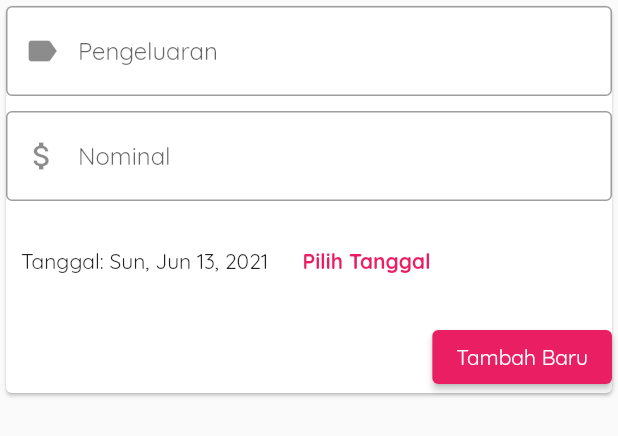
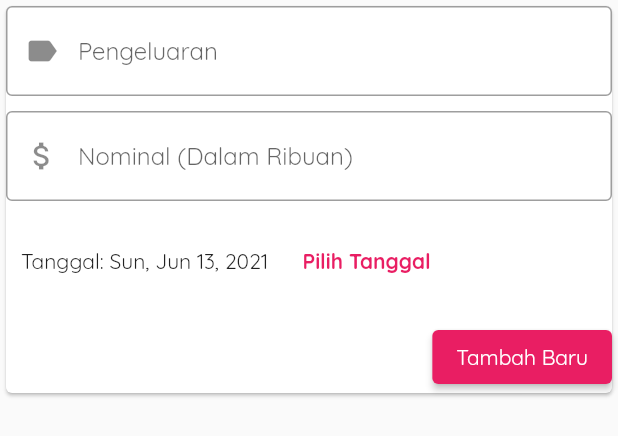
Before and after one commit to Mameng57/flutter-personal-expenses, a Flutter app: the TransactionAdd widget shown alone on an empty page, opened directly with empty values, on a phone screen of 412 x 824 dp. Shown: the top 436 px of the screen. Run offline on Flutter 3.47's test engine with Material 2 defaults, Android fonts, the phone set to English and light mode, and no system bars.

Commit message:
Add input info

```diff
--- a/lib/widgets/transaction_add.dart
+++ b/lib/widgets/transaction_add.dart
@@ -68,7 +68,7 @@ class _TransactionAddState extends State<TransactionAdd> {
               controller: _amountController,
               keyboardType: TextInputType.number,
               decoration: InputDecoration(
-                hintText: "Nominal",
+                hintText: "Nominal (Dalam Ribuan)",
                 border: OutlineInputBorder(),
                 prefixIcon: Icon(Icons.attach_money),
               ),
```
